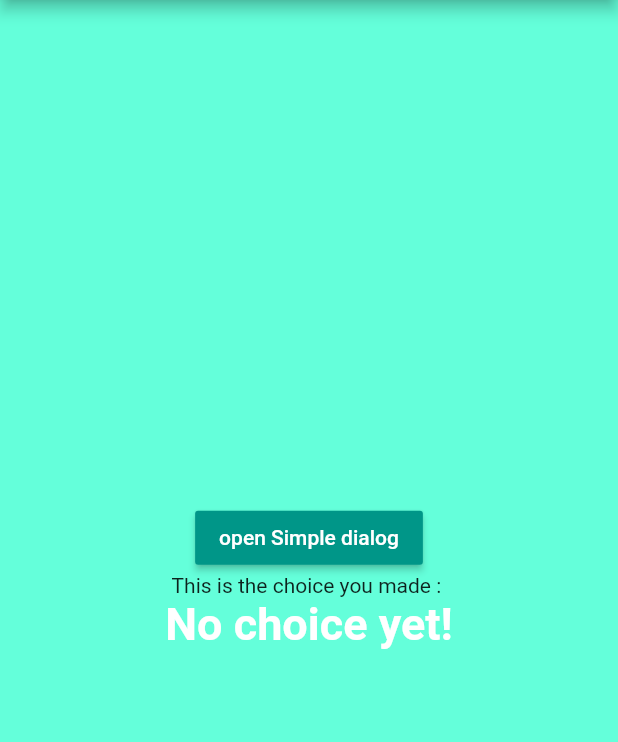
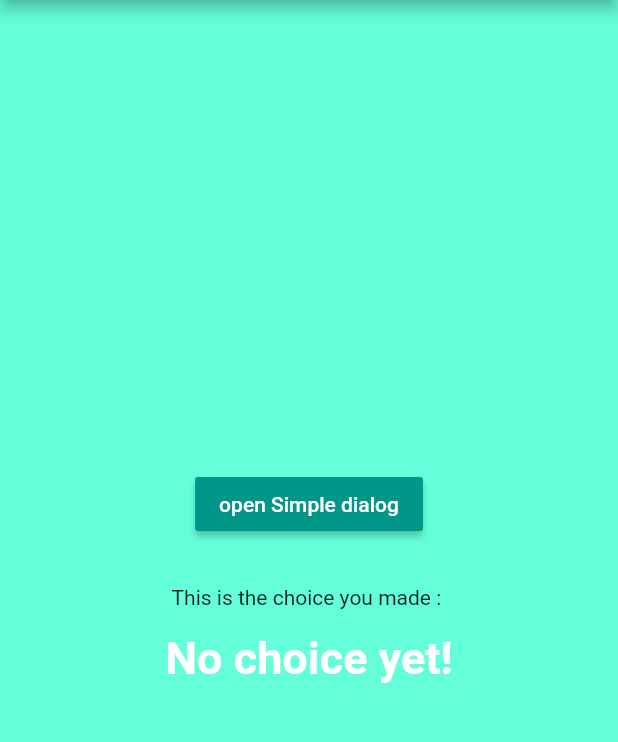
Before and after one commit to houcem-h/dsi3_simpledialog_bottomsheet, a Flutter app: the screen it shows after launch, on a phone screen of 412 x 824 dp, the part 84-826 px from its top. Run offline on Flutter 3.47's test engine with Material 2 defaults, Android fonts, the phone set to English and light mode, and no system bars.

Commit message:
add padding to the screen

```diff
--- a/lib/main.dart
+++ b/lib/main.dart
@@ -80,7 +80,9 @@ class _MyDialogExampleAppState extends State<MyDialogExampleAppPage> {
                 textColor: Colors.white,
                 child: const Text("open Simple dialog"),
                 onPressed: _pickChoice),
+            const Padding(padding: EdgeInsets.only(bottom: 30)),
             const Text('This is the choice you made : '),
+            const Padding(padding: EdgeInsets.only(bottom: 15)),
             Text(
               _choice,
               style: const TextStyle(
```
